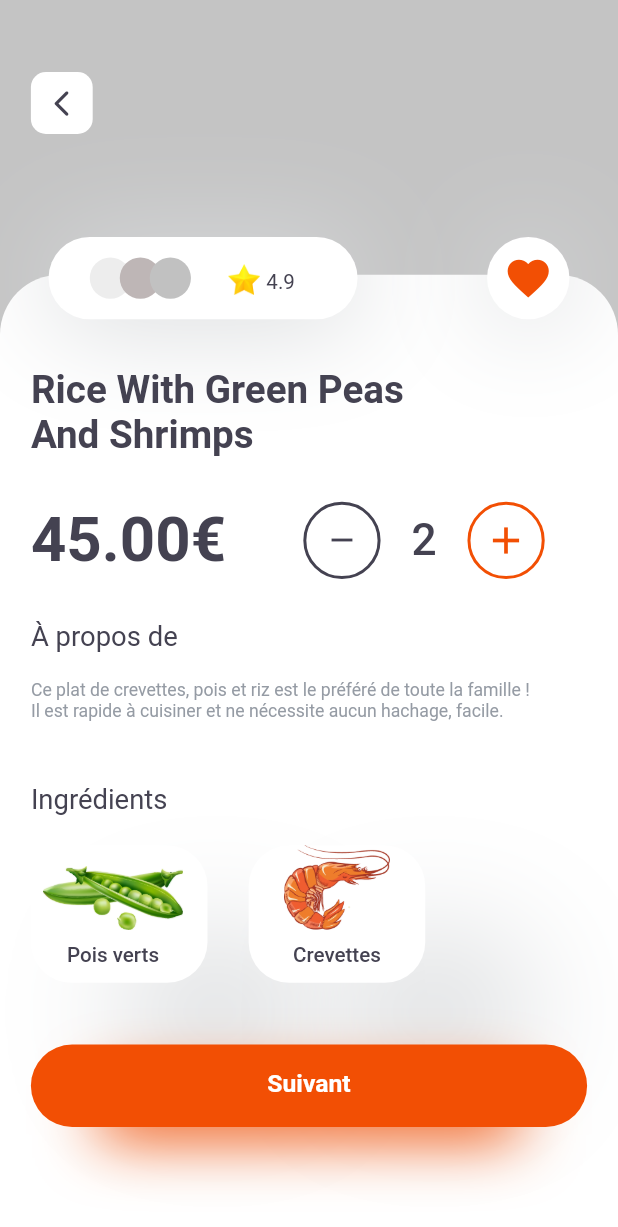
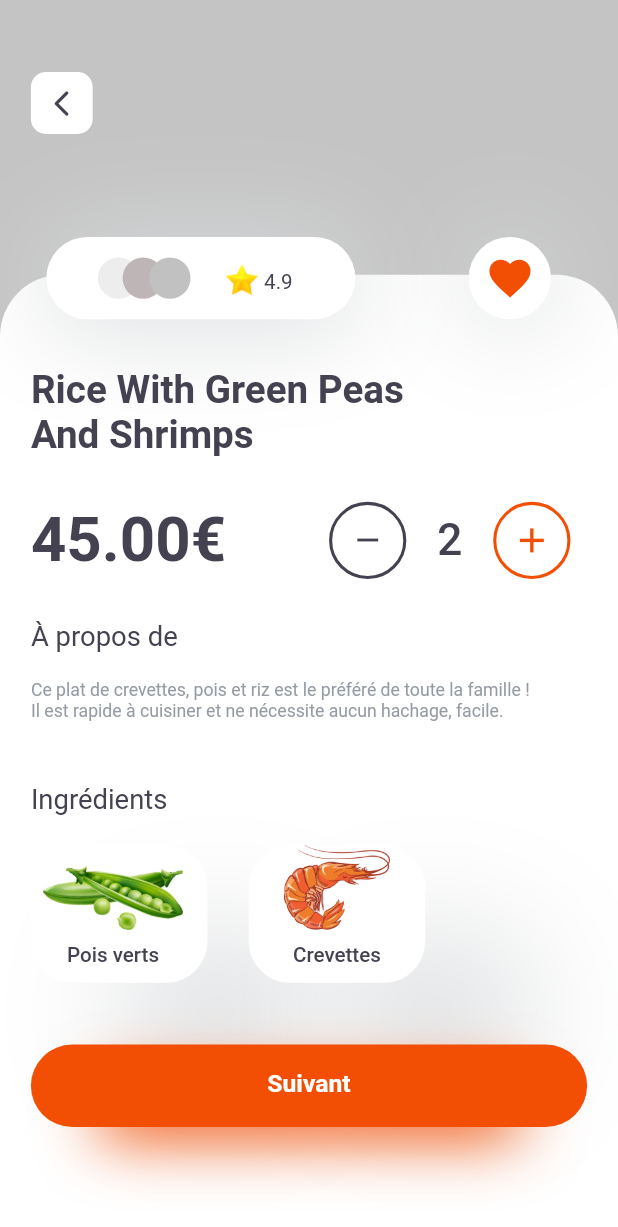
Before and after one commit to panchaniurvisha/screen_app, a Flutter app: the screen it shows after launch, on a phone screen of 412 x 824 dp. Shown: the top 1227 px of the screen. Run offline on Flutter 3.47's test engine with Material 2 defaults, Android fonts, the phone set to English and light mode, and no system bars; Roboto replaces fonts that are missing (Poppins).

Commit message:
1/5/2023

```diff
--- a/lib/mediaquery_second_screen.dart
+++ b/lib/mediaquery_second_screen.dart
@@ -27,10 +27,10 @@ class _MediaQuerySecondScreenState extends State<MediaQuerySecondScreen> {
               margin: EdgeInsets.only(top: height / 4.5),
               height: height,
               width: width,
-              decoration: const BoxDecoration(
+              decoration: BoxDecoration(
                 borderRadius: BorderRadius.only(
-                    topLeft: Radius.circular(40),
-                    topRight: Radius.circular(40)),
+                    topLeft: Radius.circular(width / 10),
+                    topRight: Radius.circular(width / 10)),
                 color: Color(0xffFFFFFF),
               ),
             ),
@@ -41,9 +41,9 @@ class _MediaQuerySecondScreenState extends State<MediaQuerySecondScreen> {
                 children: [
                   Container(
                     height: height / 20,
-                    width: height / 20,
+                    width: width / 10,
                     margin:
-                        EdgeInsets.only(bottom: height / 20, top: height / 30),
+                    EdgeInsets.only(bottom: height / 20, top: height / 30),
                     decoration: BoxDecoration(
                       color: const Color(0xffFFFFFF),
                       borderRadius: BorderRadius.circular(10),
@@ -52,7 +52,7 @@ class _MediaQuerySecondScreenState extends State<MediaQuerySecondScreen> {
                         size: height / 40, color: const Color(0xff444251)),
                   ),
                   Padding(
-                    padding: EdgeInsets.symmetric(horizontal: height / 70),
+                    padding: EdgeInsets.symmetric(horizontal: width / 40),
                     child: Row(
                       mainAxisAlignment: MainAxisAlignment.spaceBetween,
                       children: [
@@ -70,48 +70,48 @@ class _MediaQuerySecondScreenState extends State<MediaQuerySecondScreen> {
                                   blurRadius: 60.5),
                             ],
                             borderRadius:
-                                BorderRadius.all(Radius.circular(height / 20)),
+                            BorderRadius.all(Radius.circular(width / 10)),
                           ),
                           child: Padding(
                             padding: EdgeInsets.symmetric(
-                              horizontal: height / 30,
+                              horizontal: width / 15,
                               vertical: height / 60,
                             ),
                             child: Stack(
                               children: [
                                 Container(
                                   height: height / 30,
-                                  width: height / 30,
+                                  width: width / 10,
                                   decoration: const BoxDecoration(
                                       color: Color(0xffEDEDED),
                                       shape: BoxShape.circle),
                                 ),
                                 Container(
-                                  margin: const EdgeInsets.only(left: 20),
+                                  margin: EdgeInsets.only(left: width / 25),
                                   height: height / 30,
-                                  width: height / 30,
+                                  width: width / 10,
                                   decoration: const BoxDecoration(
                                       color: Color(0xffBEB6B6),
                                       shape: BoxShape.circle),
                                 ),
                                 Container(
-                                  margin: const EdgeInsets.only(left: 40),
+                                  margin: EdgeInsets.only(left: width / 12),
                                   height: height / 30,
-                                  width: height / 30,
+                                  width: width / 10,
                                   decoration: const BoxDecoration(
                                       color: Color(0xffC1C1C1),
                                       shape: BoxShape.circle),
                                 ),
                                 Container(
                                   margin: EdgeInsets.only(
-                                      left: height / 10, top: height / 180),
+                                      left: width / 5, top: height / 180),
                                   height: height / 40,
                                   width: width / 10,
                                   child: Image.asset('assets/images/star.png'),
                                 ),
                                 Padding(
                                   padding: EdgeInsets.only(
-                                      left: height / 7, top: height / 100),
+                                      left: width / 3.5, top: height / 100),
                                   child: Container(
                                     height: height / 20,
                                     width: width / 20,
@@ -133,7 +133,7 @@ class _MediaQuerySecondScreenState extends State<MediaQuerySecondScreen> {
                         ),
                         Container(
                             height: height / 15,
-                            width: height / 15,
+                            width: width / 5,
                             margin: EdgeInsets.only(top: height / 30),
                             decoration: const BoxDecoration(
                                 shape: BoxShape.circle,
@@ -181,15 +181,15 @@ class _MediaQuerySecondScreenState extends State<MediaQuerySecondScreen> {
                         ),
                       ),
                       SizedBox(
-                        width: width / 8,
+                        width: width / 6,
                       ),
                       Container(
                         height: height / 16,
-                        width: height / 16,
+                        width: width / 8,
                         decoration: BoxDecoration(
                             shape: BoxShape.circle,
                             border: Border.all(
-                              width: 2,
+                              width: width / 200,
                               color: const Color(
                                 0xff444251,
                               ),
@@ -217,16 +217,16 @@ class _MediaQuerySecondScreenState extends State<MediaQuerySecondScreen> {
                       ),
                       Container(
                         height: height / 16,
-                        width: height / 16,
+                        width: width / 8,
                         decoration: BoxDecoration(
                             shape: BoxShape.circle,
                             border: Border.all(
-                              width: 2,
+                              width: width / 200,
                               color: const Color(0xffF24F04),
                             )),
-                        child: const Icon(
+                        child: Icon(
                           Icons.add,
-                          size: 30,
+                          size: height / 30,
                           color: Color(0xffF24F04),
                         ),
                       ),
@@ -277,10 +277,11 @@ class _MediaQuerySecondScreenState extends State<MediaQuerySecondScreen> {
                     children: [
                       Container(
                         height: height / 9,
-                        width: height / 7,
-                        decoration: const BoxDecoration(
+                        width: width / 3.5,
+                        decoration: BoxDecoration(
                             color: Color(0xffFFFFFF),
-                            borderRadius: BorderRadius.all(Radius.circular(27)),
+                            borderRadius:
+                            BorderRadius.all(Radius.circular(width / 15)),
                             boxShadow: [
                               BoxShadow(
                                 color: Color(0xffD7D9DB),
@@ -319,11 +320,11 @@ class _MediaQuerySecondScreenState extends State<MediaQuerySecondScreen> {
                       ),
                       Container(
                         height: height / 9,
-                        width: height / 7,
-                        decoration: const BoxDecoration(
+                        width: width / 3.5,
+                        decoration: BoxDecoration(
                           color: Color(0xffFFFFFF),
                           borderRadius: BorderRadius.all(
-                            Radius.circular(27),
+                            Radius.circular(width / 15),
                           ),
                           boxShadow: [
                             BoxShadow(
@@ -382,7 +383,7 @@ class _MediaQuerySecondScreenState extends State<MediaQuerySecondScreen> {
                         decoration: BoxDecoration(
                             color: const Color(0xFFF24F04),
                             borderRadius:
-                                BorderRadius.all(Radius.circular(height / 10))),
+                            BorderRadius.all(Radius.circular(width / 10))),
                         child: Padding(
                           padding: EdgeInsets.symmetric(vertical: height / 50),
                           child: Text(
```
